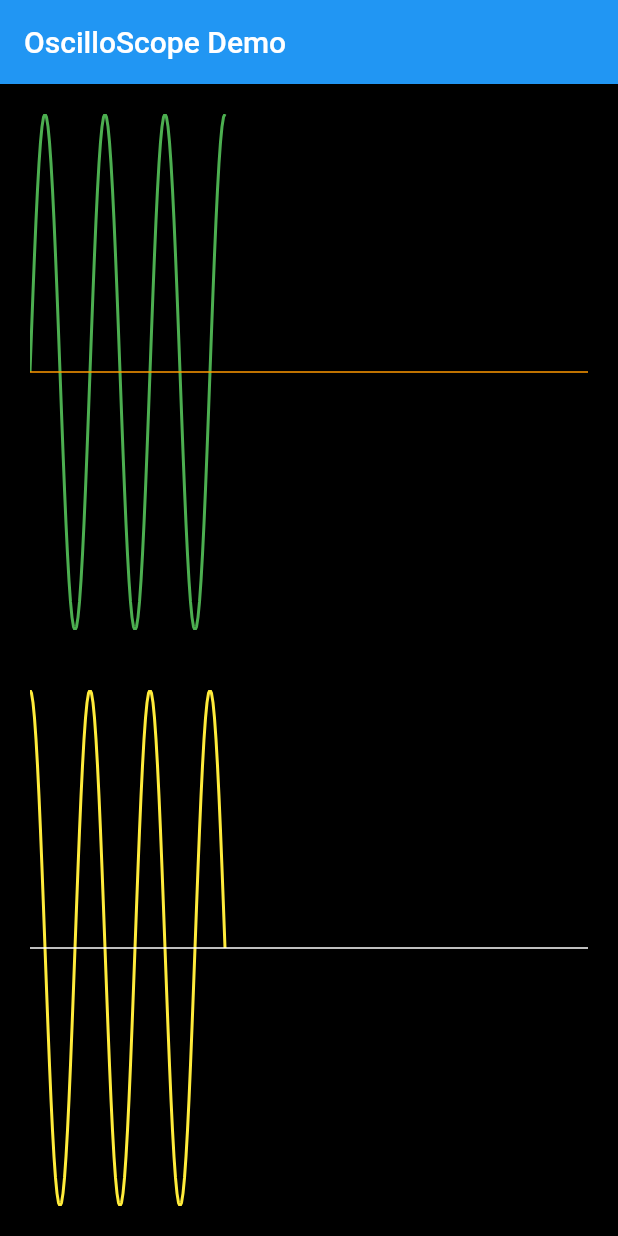
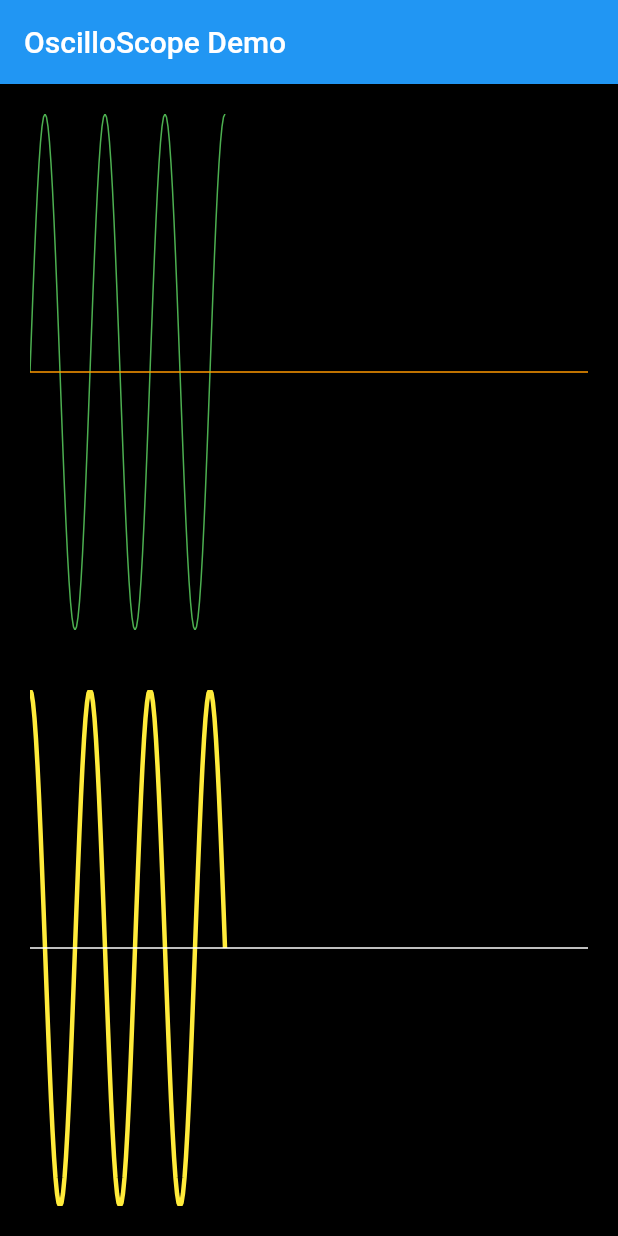
Before and after one commit to magnatronus/oscilloscope, a Flutter app: the screen it shows after launch, on a phone screen of 412 x 824 dp. Run offline on Flutter 3.47's test engine with Material 2 defaults, Android fonts, the phone set to English and light mode, and no system bars.

Commit message:
Loose graph customization
Deprecates 'padding' argument (double) in favor of 'margin' argument
(EdgeInsetsGeometry) so the user can use constructions such as
`EdgeInsets.symmetric` or `EdgeInsets.only`. Adds a stroke width argument
so the user can control how thick the line is drawn. Minor code changes.

```diff
--- a/example/lib/main.dart
+++ b/example/lib/main.dart
@@ -1,11 +1,12 @@
+import 'dart:async';
+import 'dart:math';
+
 /// Demo of using the oscilloscope package
 ///
 /// In this demo 2 displays are generated showing the outputs for Sine & Cosine
 /// The scope displays will show the data sets  which will fill the yAxis and then the screen display will 'scroll'
 import 'package:flutter/material.dart';
 import 'package:oscilloscope/oscilloscope.dart';
-import 'dart:math';
-import 'dart:async';
 
 void main() => runApp(new MyApp());
 
@@ -69,7 +70,8 @@ class _ShellState extends State<Shell> {
     Oscilloscope scopeOne = Oscilloscope(
       showYAxis: true,
       yAxisColor: Colors.orange,
-      padding: 20.0,
+      margin: EdgeInsets.all(20.0),
+      strokeWidth: 1.0,
       backgroundColor: Colors.black,
       traceColor: Colors.green,
       yAxisMax: 1.0,
@@ -80,7 +82,8 @@ class _ShellState extends State<Shell> {
     // Create A Scope Display for Cosine
     Oscilloscope scopeTwo = Oscilloscope(
       showYAxis: true,
-      padding: 20.0,
+      margin: EdgeInsets.all(20.0),
+      strokeWidth: 3.0,
       backgroundColor: Colors.black,
       traceColor: Colors.yellow,
       yAxisMax: 1.0,
--- a/lib/oscilloscope.dart
+++ b/lib/oscilloscope.dart
@@ -21,11 +21,13 @@ import 'package:flutter/material.dart';
 ///
 /// You can modify the background color of the oscilloscope with the [backgroundColor] argument and the color of the trace with [traceColor]
 ///
-/// The [padding] argument allows space to be set around the display (this defaults to 10.0 if not specified)
+/// The [margin] argument allows space to be set around the display (this defaults to EdgeInsets.all(10.0) if not specified)
+///
+/// The [strokeWidth] argument defines how wide to make lines drawn (this defaults to 2.0 if not specified).
 ///
 /// NB: This is not a Time Domain trace, the update frequency of the supplied [dataSet] determines the trace speed.
 class Oscilloscope extends StatefulWidget {
-  final List<double> dataSet;
+  final List<num> dataSet;
   final double yAxisMin;
   final double yAxisMax;
   final double padding;
@@ -33,15 +35,19 @@ class Oscilloscope extends StatefulWidget {
   final Color traceColor;
   final Color yAxisColor;
   final bool showYAxis;
+  final double strokeWidth;
+  final EdgeInsetsGeometry margin;
 
   Oscilloscope(
       {this.traceColor = Colors.white,
       this.backgroundColor = Colors.black,
       this.yAxisColor = Colors.white,
-      this.padding = 10.0,
+      @Deprecated("Use 'margin' instead") this.padding = 10.0,
+      this.margin = const EdgeInsets.all(10.0),
       this.yAxisMax = 1.0,
       this.yAxisMin = 0.0,
       this.showYAxis = false,
+      this.strokeWidth = 2.0,
       @required this.dataSet});
 
   @override
@@ -61,7 +67,7 @@ class _OscilloscopeState extends State<Oscilloscope> {
   @override
   Widget build(BuildContext context) {
     return Container(
-      padding: EdgeInsets.all(widget.padding),
+      padding: widget.margin,
       width: double.infinity,
       height: double.infinity,
       color: widget.backgroundColor,
@@ -73,6 +79,7 @@ class _OscilloscopeState extends State<Oscilloscope> {
               dataSet: widget.dataSet,
               traceColor: widget.traceColor,
               yMin: widget.yAxisMin,
+              strokeWidth: widget.strokeWidth,
               yRange: yRange),
         ),
       ),
@@ -82,13 +89,14 @@ class _OscilloscopeState extends State<Oscilloscope> {
 
 /// A Custom Painter used to generate the trace line from the supplied dataset
 class _TracePainter extends CustomPainter {
-  final List dataSet;
+  final List<num> dataSet;
   final double xScale;
   final double yMin;
   final Color traceColor;
   final Color yAxisColor;
   final bool showYAxis;
   final double yRange;
+  final double strokeWidth;
 
   _TracePainter(
       {this.showYAxis,
@@ -97,19 +105,16 @@ class _TracePainter extends CustomPainter {
       this.yMin,
       this.dataSet,
       this.xScale = 1.0,
+      this.strokeWidth,
       this.traceColor = Colors.white});
 
   @override
   void paint(Canvas canvas, Size size) {
     final tracePaint = Paint()
       ..strokeJoin = StrokeJoin.round
-      ..strokeWidth = 2.0
+      ..strokeWidth = strokeWidth
       ..color = traceColor
       ..style = PaintingStyle.stroke;
-
-    final axisPaint = Paint()
-      ..strokeWidth = 1.0
-      ..color = yAxisColor;
 
     double yScale = (size.height / yRange);
 
@@ -138,6 +143,10 @@ class _TracePainter extends CustomPainter {
 
       // if yAxis required draw it here
       if (showYAxis) {
+        final axisPaint = Paint()
+          ..strokeWidth = 1.0
+          ..color = yAxisColor;
+
         Offset yStart = Offset(0.0, size.height - (0.0 - yMin) * yScale);
         Offset yEnd = Offset(size.width, size.height - (0.0 - yMin) * yScale);
         canvas.drawLine(yStart, yEnd, axisPaint);
```
Also changed, not shown: example/pubspec.lock, pubspec.lock.
